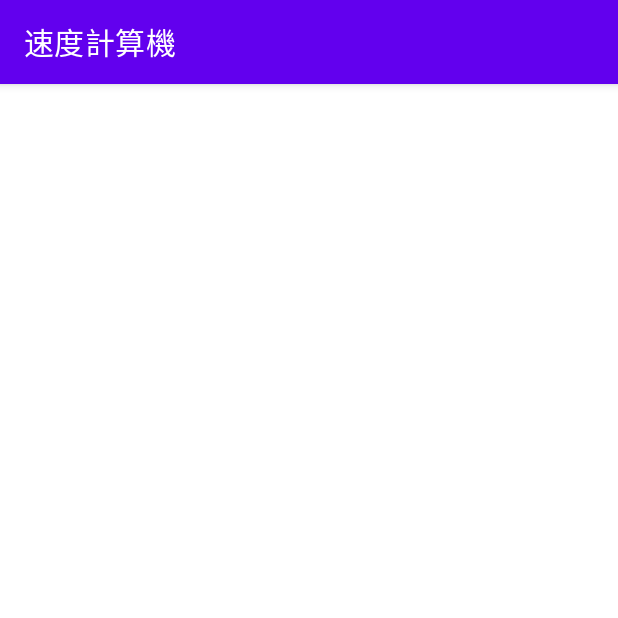
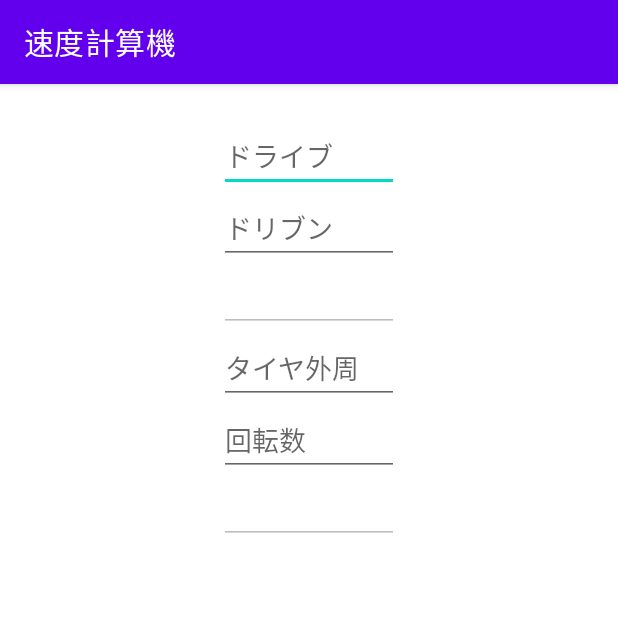
Before and after one commit to gunny517/kart-tools, an Android app: the screen it shows after launch (MainActivity), on a phone screen of 412 x 824 dp, the top half of it. Run offline under Robolectric (Android 15) with nearby library versions, the phone set to English and light mode, and no system bars; our stand-ins replace Dagger/Hilt's generated code, data binding, navigation-ui.

Commit message:
DI化、入力値の保存

```diff
--- a/app/src/main/AndroidManifest.xml
+++ b/app/src/main/AndroidManifest.xml
@@ -3,6 +3,7 @@
     xmlns:tools="http://schemas.android.com/tools">
 
     <application
+        android:name="jp.ceed.android.kart.karttools.MyApplication"
         android:allowBackup="true"
         android:dataExtractionRules="@xml/data_extraction_rules"
         android:fullBackupContent="@xml/backup_rules"
--- /dev/null
+++ b/app/src/main/java/jp/ceed/android/kart/karttools/MyApplication.kt
@@ -0,0 +1,9 @@
+package jp.ceed.android.kart.karttools
+
+import android.app.Application
+import dagger.hilt.android.HiltAndroidApp
+
+@HiltAndroidApp()
+class MyApplication: Application() {
+
+}
--- /dev/null
+++ b/app/src/main/java/jp/ceed/android/kart/karttools/di/RepositoryModule.kt
@@ -0,0 +1,21 @@
+package jp.ceed.android.kart.karttools.di
+
+import android.content.Context
+import dagger.Module
+import dagger.Provides
+import dagger.hilt.InstallIn
+import dagger.hilt.android.qualifiers.ApplicationContext
+import dagger.hilt.components.SingletonComponent
+import jp.ceed.android.kart.karttools.repository.InputValueRepository
+
+@Module
+@InstallIn(SingletonComponent::class)
+object RepositoryModule {
+
+    @Provides
+    fun bindInputValueRepository(
+        @ApplicationContext context: Context
+    ): InputValueRepository {
+        return InputValueRepository(context)
+    }
+}
--- /dev/null
+++ b/app/src/main/java/jp/ceed/android/kart/karttools/repository/InputValueRepository.kt
@@ -0,0 +1,24 @@
+package jp.ceed.android.kart.karttools.repository
+
+import android.content.Context
+import android.content.SharedPreferences
+
+class InputValueRepository(private val context: Context) {
+
+    companion object {
+        const val PREFS_NAME = "InputValueRepository"
+        const val KEY_DRIVE = "KEY_DRIVE"
+        const val KEY_DRIVEN = "KEY_DRIVEN"
+        const val KEY_CIRCUMFERENCE = "KEY_CIRCUMFERENCE"
+    }
+
+    fun saveValue(key: String, value: String?) {
+        getSharedPreference().edit().putString(key, value).apply()
+    }
+
+    fun readValue(key: String): String? = getSharedPreference().getString(key, null)
+
+    private fun getSharedPreference(): SharedPreferences =
+        context.getSharedPreferences(PREFS_NAME, Context.MODE_PRIVATE)
+
+}
--- a/app/src/main/java/jp/ceed/android/kart/karttools/ui/MainActivity.kt
+++ b/app/src/main/java/jp/ceed/android/kart/karttools/ui/MainActivity.kt
@@ -1,12 +1,14 @@
 package jp.ceed.android.kart.karttools.ui
 
+import android.os.Bundle
 import androidx.appcompat.app.AppCompatActivity
-import android.os.Bundle
 import androidx.navigation.findNavController
 import androidx.navigation.ui.AppBarConfiguration
 import androidx.navigation.ui.setupActionBarWithNavController
+import dagger.hilt.android.AndroidEntryPoint
 import jp.ceed.android.kart.karttools.R
 
+@AndroidEntryPoint
 class MainActivity : AppCompatActivity() {
 
     private lateinit var appBarConfiguration: AppBarConfiguration
--- a/app/src/main/java/jp/ceed/android/kart/karttools/ui/fragment/SpeedCalculatorFragment.kt
+++ b/app/src/main/java/jp/ceed/android/kart/karttools/ui/fragment/SpeedCalculatorFragment.kt
@@ -7,10 +7,12 @@ import android.view.ViewGroup
 import androidx.databinding.DataBindingUtil
 import androidx.fragment.app.Fragment
 import androidx.fragment.app.viewModels
+import dagger.hilt.android.AndroidEntryPoint
 import jp.ceed.android.kart.karttools.R
 import jp.ceed.android.kart.karttools.databinding.FragmentSpeedCalculatorBinding
 import jp.ceed.android.kart.karttools.viewmodel.SpeedCalculatorFragmentViewModel
 
+@AndroidEntryPoint
 class SpeedCalculatorFragment: Fragment() {
 
     private lateinit var binding: FragmentSpeedCalculatorBinding
@@ -28,4 +30,13 @@ class SpeedCalculatorFragment: Fragment() {
         return binding.root
     }
 
+    override fun onViewCreated(view: View, savedInstanceState: Bundle?) {
+        super.onViewCreated(view, savedInstanceState)
+    }
+
+    override fun onPause() {
+        super.onPause()
+        viewModel.onPause()
+    }
+
 }
--- a/app/src/main/java/jp/ceed/android/kart/karttools/viewmodel/SpeedCalculatorFragmentViewModel.kt
+++ b/app/src/main/java/jp/ceed/android/kart/karttools/viewmodel/SpeedCalculatorFragmentViewModel.kt
@@ -1,8 +1,77 @@
 package jp.ceed.android.kart.karttools.viewmodel
 
+import androidx.lifecycle.MutableLiveData
 import androidx.lifecycle.ViewModel
+import dagger.hilt.android.lifecycle.HiltViewModel
+import jp.ceed.android.kart.karttools.repository.InputValueRepository
+import javax.inject.Inject
 
-class SpeedCalculatorFragmentViewModel: ViewModel() {
+@HiltViewModel
+class SpeedCalculatorFragmentViewModel @Inject constructor(
+    var inputValueRepository: InputValueRepository
+)  : ViewModel() {
 
+    var inputRpm: MutableLiveData<String> = MutableLiveData()
+
+    var inputDrive: MutableLiveData<String> = MutableLiveData()
+
+    var inputDriven: MutableLiveData<String> = MutableLiveData()
+
+    var inputCircumference: MutableLiveData<String> = MutableLiveData()
+
+    var finalRatio: MutableLiveData<String> = MutableLiveData()
+
+    var speed: MutableLiveData<String> = MutableLiveData()
+
+    init {
+        restoreSavedValues()
+        setObservers()
+    }
+
+    private fun setObservers() {
+        inputDrive.observeForever {
+            calculateFinalRatio()
+        }
+        inputDriven.observeForever {
+            calculateFinalRatio()
+        }
+        inputRpm.observeForever {
+            calculateSpeed()
+        }
+    }
+
+    fun onPause() {
+        inputValueRepository.saveValue(InputValueRepository.KEY_DRIVE, inputDrive.value)
+        inputValueRepository.saveValue(InputValueRepository.KEY_DRIVEN, inputDriven.value)
+        inputValueRepository.saveValue(InputValueRepository.KEY_CIRCUMFERENCE, inputCircumference.value)
+    }
+
+    private fun restoreSavedValues() {
+        inputDrive.value = inputValueRepository.readValue(InputValueRepository.KEY_DRIVE)
+        inputDriven.value = inputValueRepository.readValue(InputValueRepository.KEY_DRIVEN)
+        inputCircumference.value = inputValueRepository.readValue(InputValueRepository.KEY_CIRCUMFERENCE)
+    }
+
+    private fun calculateFinalRatio() {
+        val inputDriveValue = inputDrive.value
+        val inputDrivenValue = inputDriven.value
+        if(inputDriveValue.isNullOrEmpty() || inputDrivenValue.isNullOrEmpty()) {
+            finalRatio.value = ""
+        } else {
+            finalRatio.value = (inputDrivenValue.toFloat() / inputDriveValue.toFloat()).toString()
+        }
+    }
+
+    private fun calculateSpeed() {
+        val inputRpmValue = inputRpm.value
+        val finalValue = finalRatio.value
+        val circumference = inputCircumference.value
+        if(inputRpmValue.isNullOrEmpty() || finalValue.isNullOrEmpty() || circumference.isNullOrEmpty()) {
+            speed.value = ""
+        } else {
+            val rotation: Float = inputRpmValue.toFloat() / finalValue.toFloat()
+            speed.value = ((circumference.toFloat() * rotation * 60f) / 1000000f).toString()
+        }
+    }
 
 }
--- a/app/src/main/res/layout/fragment_speed_calculator.xml
+++ b/app/src/main/res/layout/fragment_speed_calculator.xml
@@ -10,12 +10,48 @@
     <LinearLayout
         android:orientation="vertical"
         android:layout_width="match_parent"
-        android:layout_height="match_parent">
+        android:layout_height="match_parent"
+        android:padding="24dp"
+        android:gravity="center_horizontal">
 
         <EditText
-            android:layout_width="match_parent"
-            android:layout_height="wrap_content"/>
+            android:layout_width="@dimen/input_edit_text_m"
+            android:layout_height="wrap_content"
+            android:inputType="number"
+            android:hint="@string/hint_input_drive"
+            android:text="@={viewModel.inputDrive}"/>
 
+        <EditText
+            android:layout_width="@dimen/input_edit_text_m"
+            android:layout_height="wrap_content"
+            android:inputType="number"
+            android:hint="@string/hint_input_driven"
+            android:text="@={viewModel.inputDriven}"/>
+
+        <EditText
+            android:layout_width="@dimen/input_edit_text_m"
+            android:layout_height="wrap_content"
+            android:enabled="false"
+            android:text="@{viewModel.finalRatio}"/>
+
+        <EditText
+            android:layout_width="@dimen/input_edit_text_m"
+            android:layout_height="wrap_content"
+            android:inputType="number"
+            android:hint="@string/hint_input_circumference"
+            android:text="@={viewModel.inputCircumference}"/>
+
+        <EditText
+            android:layout_width="@dimen/input_edit_text_m"
+            android:layout_height="wrap_content"
+            android:inputType="number"
+            android:hint="@string/hint_input_rpm"
+            android:text="@={viewModel.inputRpm}"/>
+
+        <EditText
+            android:layout_width="@dimen/input_edit_text_m"
+            android:layout_height="wrap_content"
+            android:enabled="false"
+            android:text="@{viewModel.speed}"/>
     </LinearLayout>
-
 </layout>
--- /dev/null
+++ b/app/src/main/res/values/dimens.xml
@@ -0,0 +1,6 @@
+<?xml version="1.0" encoding="utf-8"?>
+<resources>
+    <dimen name="input_edit_text_s">60dp</dimen>
+    <dimen name="input_edit_text_m">120dp</dimen>
+    <dimen name="input_edit_text_l">240dp</dimen>
+</resources>
--- a/app/src/main/res/values/strings.xml
+++ b/app/src/main/res/values/strings.xml
@@ -1,4 +1,8 @@
 <resources>
     <string name="app_name">KartTools</string>
     <string name="label_fragment_speed_calculator">速度計算機</string>
+    <string name="hint_input_drive">ドライブ</string>
+    <string name="hint_input_driven">ドリブン</string>
+    <string name="hint_input_rpm">回転数</string>
+    <string name="hint_input_circumference">タイヤ外周</string>
 </resources>
```
Also changed, not shown: app/build.gradle (+8 -0 lines), build.gradle (+11 -0 lines).
